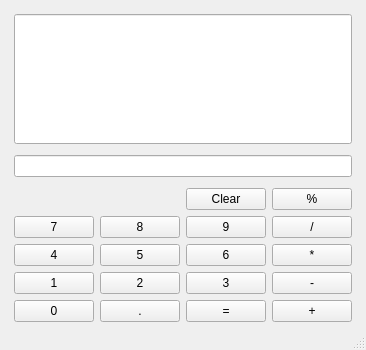
Before: the Qt Designer form calc.ui in Caliber-X/Calculator, drawn with Qt 5.
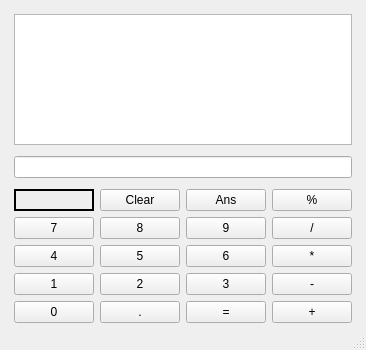
After: the same form once the commit is applied.

The edit to the form file:
```diff
--- a/calc.ui
+++ b/calc.ui
@@ -2,6 +2,9 @@
 <ui version="4.0">
  <class>MainWindow</class>
  <widget class="QMainWindow" name="MainWindow">
+  <property name="windowModality">
+   <enum>Qt::ApplicationModal</enum>
+  </property>
   <property name="geometry">
    <rect>
     <x>0</x>
@@ -40,7 +43,7 @@
      <number>5</number>
     </property>
     <property name="bottomMargin">
-     <number>5</number>
+     <number>0</number>
     </property>
     <property name="spacing">
      <number>0</number>
@@ -49,141 +52,263 @@
      <widget class="QWidget" name="gridWidget" native="true">
       <layout class="QGridLayout" name="gridLayout">
        <property name="bottomMargin">
-        <number>1</number>
+        <number>5</number>
        </property>
        <property name="horizontalSpacing">
         <number>6</number>
        </property>
+       <item row="4" column="2">
+        <widget class="QPushButton" name="pushButton_ans">
+         <property name="text">
+          <string>Ans</string>
+         </property>
+         <property name="autoDefault">
+          <bool>true</bool>
+         </property>
+        </widget>
+       </item>
        <item row="6" column="3">
-        <widget class="QPushButton" name="pushButton_13">
+        <widget class="QPushButton" name="pushButton_divide">
          <property name="text">
           <string>/</string>
          </property>
+         <property name="autoDefault">
+          <bool>true</bool>
+         </property>
+         <property name="default">
+          <bool>false</bool>
+         </property>
+         <property name="flat">
+          <bool>false</bool>
+         </property>
         </widget>
        </item>
        <item row="7" column="2">
-        <widget class="QPushButton" name="pushButton_11">
+        <widget class="QPushButton" name="pushButton_6">
          <property name="text">
           <string>6</string>
          </property>
+         <property name="autoDefault">
+          <bool>true</bool>
+         </property>
+         <property name="default">
+          <bool>false</bool>
+         </property>
+         <property name="flat">
+          <bool>false</bool>
+         </property>
         </widget>
        </item>
        <item row="7" column="1">
-        <widget class="QPushButton" name="pushButton_10">
+        <widget class="QPushButton" name="pushButton_5">
          <property name="text">
           <string>5</string>
          </property>
+         <property name="autoDefault">
+          <bool>true</bool>
+         </property>
+         <property name="default">
+          <bool>false</bool>
+         </property>
+         <property name="flat">
+          <bool>false</bool>
+         </property>
         </widget>
        </item>
        <item row="10" column="2">
-        <widget class="QPushButton" name="pushButton_7">
+        <widget class="QPushButton" name="pushButton_3">
          <property name="text">
           <string>3</string>
          </property>
+         <property name="autoDefault">
+          <bool>true</bool>
+         </property>
+         <property name="default">
+          <bool>false</bool>
+         </property>
+         <property name="flat">
+          <bool>false</bool>
+         </property>
         </widget>
        </item>
        <item row="6" column="1">
-        <widget class="QPushButton" name="pushButton_4">
+        <widget class="QPushButton" name="pushButton_8">
          <property name="text">
           <string>8</string>
          </property>
+         <property name="autoDefault">
+          <bool>true</bool>
+         </property>
+         <property name="default">
+          <bool>false</bool>
+         </property>
+         <property name="flat">
+          <bool>false</bool>
+         </property>
         </widget>
        </item>
        <item row="7" column="0">
-        <widget class="QPushButton" name="pushButton_12">
+        <widget class="QPushButton" name="pushButton_4">
          <property name="text">
           <string>4</string>
          </property>
+         <property name="autoDefault">
+          <bool>true</bool>
+         </property>
+         <property name="default">
+          <bool>false</bool>
+         </property>
+         <property name="flat">
+          <bool>false</bool>
+         </property>
         </widget>
        </item>
        <item row="10" column="1">
-        <widget class="QPushButton" name="pushButton_5">
+        <widget class="QPushButton" name="pushButton_2">
          <property name="text">
           <string>2</string>
          </property>
+         <property name="autoDefault">
+          <bool>true</bool>
+         </property>
+         <property name="default">
+          <bool>false</bool>
+         </property>
+         <property name="flat">
+          <bool>false</bool>
+         </property>
         </widget>
        </item>
        <item row="10" column="3">
-        <widget class="QPushButton" name="pushButton_15">
+        <widget class="QPushButton" name="pushButton_subtract">
          <property name="text">
           <string>-</string>
          </property>
+         <property name="autoDefault">
+          <bool>true</bool>
+         </property>
+         <property name="default">
+          <bool>false</bool>
+         </property>
+         <property name="flat">
+          <bool>false</bool>
+         </property>
         </widget>
        </item>
        <item row="11" column="1">
-        <widget class="QPushButton" name="pushButton_9">
+        <widget class="QPushButton" name="pushButton_dot">
          <property name="text">
           <string>.</string>
          </property>
+         <property name="autoDefault">
+          <bool>true</bool>
+         </property>
+         <property name="default">
+          <bool>false</bool>
+         </property>
+         <property name="flat">
+          <bool>false</bool>
+         </property>
         </widget>
        </item>
        <item row="6" column="2">
-        <widget class="QPushButton" name="pushButton_6">
+        <widget class="QPushButton" name="pushButton_9">
          <property name="text">
           <string>9</string>
          </property>
+         <property name="autoDefault">
+          <bool>true</bool>
+         </property>
+         <property name="default">
+          <bool>false</bool>
+         </property>
+         <property name="flat">
+          <bool>false</bool>
+         </property>
         </widget>
        </item>
        <item row="11" column="0">
-        <widget class="QPushButton" name="pushButton">
+        <widget class="QPushButton" name="pushButton_0">
          <property name="text">
           <string>0</string>
          </property>
-        </widget>
-       </item>
-       <item row="11" column="2">
-        <widget class="QPushButton" name="pushButton_8">
-         <property name="text">
-          <string>=</string>
+         <property name="autoDefault">
+          <bool>true</bool>
+         </property>
+         <property name="default">
+          <bool>false</bool>
+         </property>
+         <property name="flat">
+          <bool>false</bool>
          </property>
         </widget>
        </item>
        <item row="6" column="0">
-        <widget class="QPushButton" name="pushButton_2">
+        <widget class="QPushButton" name="pushButton_7">
          <property name="text">
           <string>7</string>
          </property>
+         <property name="autoDefault">
+          <bool>true</bool>
+         </property>
+         <property name="default">
+          <bool>false</bool>
+         </property>
+         <property name="flat">
+          <bool>false</bool>
+         </property>
         </widget>
        </item>
        <item row="10" column="0">
-        <widget class="QPushButton" name="pushButton_3">
+        <widget class="QPushButton" name="pushButton_1">
          <property name="text">
           <string>1</string>
          </property>
-        </widget>
-       </item>
-       <item row="0" column="0" colspan="4">
-        <widget class="QLineEdit" name="lineEdit">
-         <property name="sizePolicy">
-          <sizepolicy hsizetype="Expanding" vsizetype="Expanding">
-           <horstretch>0</horstretch>
-           <verstretch>0</verstretch>
-          </sizepolicy>
+         <property name="autoDefault">
+          <bool>true</bool>
          </property>
-         <property name="autoFillBackground">
+         <property name="default">
           <bool>false</bool>
          </property>
-         <property name="alignment">
-          <set>Qt::AlignLeading|Qt::AlignLeft|Qt::AlignVCenter</set>
+         <property name="flat">
+          <bool>false</bool>
          </property>
         </widget>
        </item>
        <item row="7" column="3">
-        <widget class="QPushButton" name="pushButton_16">
+        <widget class="QPushButton" name="pushButton_multiply">
          <property name="text">
           <string>*</string>
          </property>
+         <property name="autoDefault">
+          <bool>true</bool>
+         </property>
+         <property name="default">
+          <bool>false</bool>
+         </property>
+         <property name="flat">
+          <bool>false</bool>
+         </property>
         </widget>
        </item>
        <item row="11" column="3">
-        <widget class="QPushButton" name="pushButton_14">
+        <widget class="QPushButton" name="pushButton_add">
          <property name="text">
           <string>+</string>
          </property>
+         <property name="autoDefault">
+          <bool>true</bool>
+         </property>
+         <property name="default">
+          <bool>false</bool>
+         </property>
+         <property name="flat">
+          <bool>false</bool>
+         </property>
         </widget>
        </item>
        <item row="2" column="0" colspan="4">
-        <widget class="QLineEdit" name="lineEdit_2">
+        <widget class="QLineEdit" name="text_input">
          <property name="autoFillBackground">
           <bool>false</bool>
          </property>
@@ -208,35 +333,99 @@
          </property>
         </spacer>
        </item>
+       <item row="3" column="0">
+        <spacer name="verticalSpacer_2">
+         <property name="orientation">
+          <enum>Qt::Vertical</enum>
+         </property>
+         <property name="sizeType">
+          <enum>QSizePolicy::Minimum</enum>
+         </property>
+         <property name="sizeHint" stdset="0">
+          <size>
+           <width>20</width>
+           <height>5</height>
+          </size>
+         </property>
+        </spacer>
+       </item>
        <item row="4" column="3">
-        <widget class="QPushButton" name="pushButton_18">
+        <widget class="QPushButton" name="pushButton_mod">
          <property name="text">
           <string>%</string>
          </property>
+         <property name="autoDefault">
+          <bool>true</bool>
+         </property>
+         <property name="default">
+          <bool>false</bool>
+         </property>
+         <property name="flat">
+          <bool>false</bool>
+         </property>
         </widget>
        </item>
-       <item row="4" column="2">
-        <widget class="QPushButton" name="pushButton_17">
+       <item row="0" column="0" colspan="4">
+        <widget class="QTextBrowser" name="text_output">
+         <property name="minimumSize">
+          <size>
+           <width>0</width>
+           <height>0</height>
+          </size>
+         </property>
+         <property name="html">
+          <string>&lt;!DOCTYPE HTML PUBLIC &quot;-//W3C//DTD HTML 4.0//EN&quot; &quot;http://www.w3.org/TR/REC-html40/strict.dtd&quot;&gt;
+&lt;html&gt;&lt;head&gt;&lt;meta name=&quot;qrichtext&quot; content=&quot;1&quot; /&gt;&lt;style type=&quot;text/css&quot;&gt;
+p, li { white-space: pre-wrap; }
+&lt;/style&gt;&lt;/head&gt;&lt;body style=&quot; font-family:'Ubuntu'; font-size:11pt; font-weight:400; font-style:normal;&quot;&gt;
+&lt;p align=&quot;justify&quot; style=&quot; margin-top:12px; margin-bottom:12px; margin-left:0px; margin-right:0px; -qt-block-indent:0; text-indent:0px;&quot;&gt;&lt;br /&gt;&lt;/p&gt;&lt;/body&gt;&lt;/html&gt;</string>
+         </property>
+        </widget>
+       </item>
+       <item row="4" column="1">
+        <widget class="QPushButton" name="pushButton_clear">
          <property name="text">
           <string>Clear</string>
          </property>
+         <property name="autoDefault">
+          <bool>true</bool>
+         </property>
+         <property name="default">
+          <bool>false</bool>
+         </property>
+         <property name="flat">
+          <bool>false</bool>
+         </property>
         </widget>
        </item>
-       <item row="3" column="0">
-        <spacer name="verticalSpacer_2">
-         <property name="orientation">
-          <enum>Qt::Vertical</enum>
+       <item row="4" column="0">
+        <widget class="QLabel" name="output_msg">
+         <property name="frameShape">
+          <enum>QFrame::WinPanel</enum>
          </property>
-         <property name="sizeType">
-          <enum>QSizePolicy::Minimum</enum>
+         <property name="text">
+          <string/>
          </property>
-         <property name="sizeHint" stdset="0">
-          <size>
-           <width>20</width>
-           <height>5</height>
-          </size>
+         <property name="alignment">
+          <set>Qt::AlignCenter</set>
          </property>
-        </spacer>
+        </widget>
+       </item>
+       <item row="11" column="2">
+        <widget class="QPushButton" name="pushButton_equals">
+         <property name="text">
+          <string>=</string>
+         </property>
+         <property name="autoDefault">
+          <bool>true</bool>
+         </property>
+         <property name="default">
+          <bool>false</bool>
+         </property>
+         <property name="flat">
+          <bool>false</bool>
+         </property>
+        </widget>
        </item>
       </layout>
      </widget>
```
Left out of the diff: 42 changed lines with no effect on the pictures.
